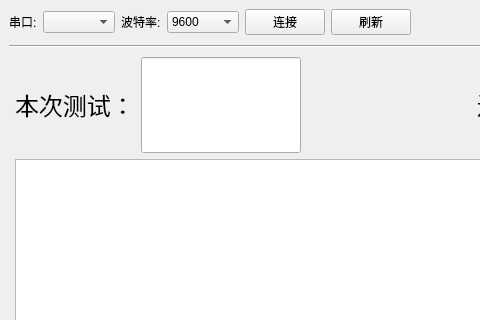
First picture: the form in serialport.ui, repository inintrovert-zhang/qt_serial_app, before the edit; both pictures show x 0 to 480 and y 0 to 320 of the 812 by 610 pixel window.
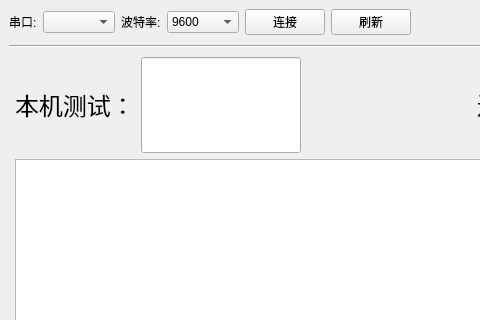
Second picture: the form after the edit.

Commit message: 解决进度条小bug

What changed in the file:
```diff
--- a/serialport.ui
+++ b/serialport.ui
@@ -114,7 +114,7 @@
          </font>
         </property>
         <property name="text">
-         <string>本次测试：</string>
+         <string>本机测试：</string>
         </property>
        </widget>
       </item>
```
The commit also changes 1 other file.
